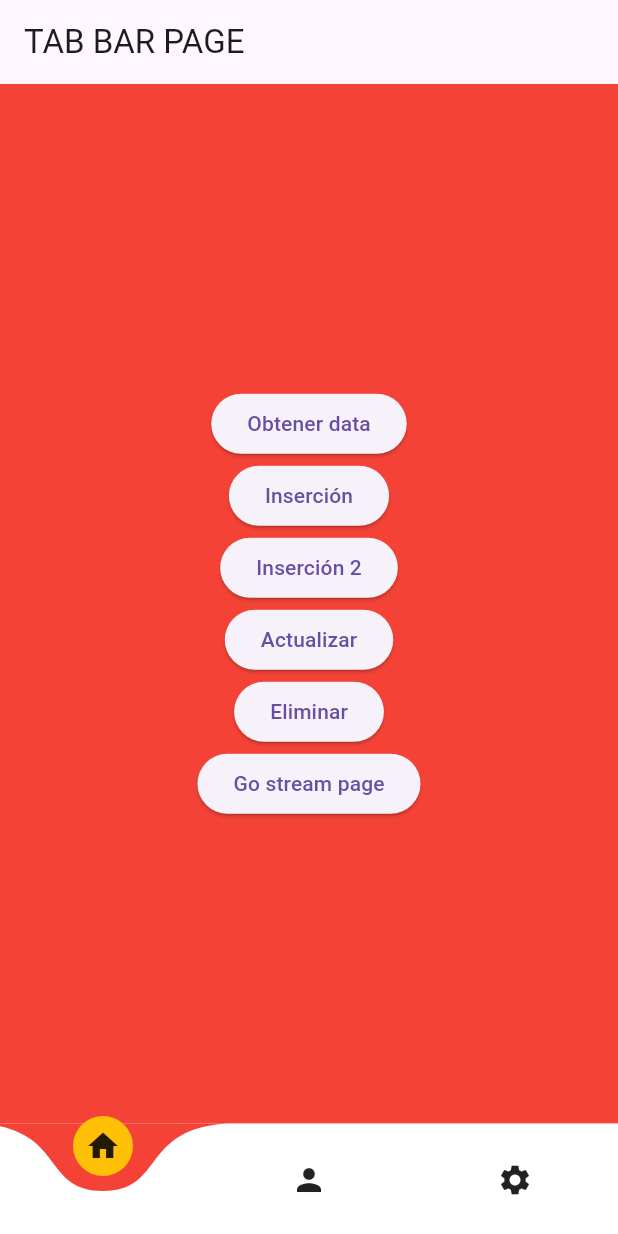
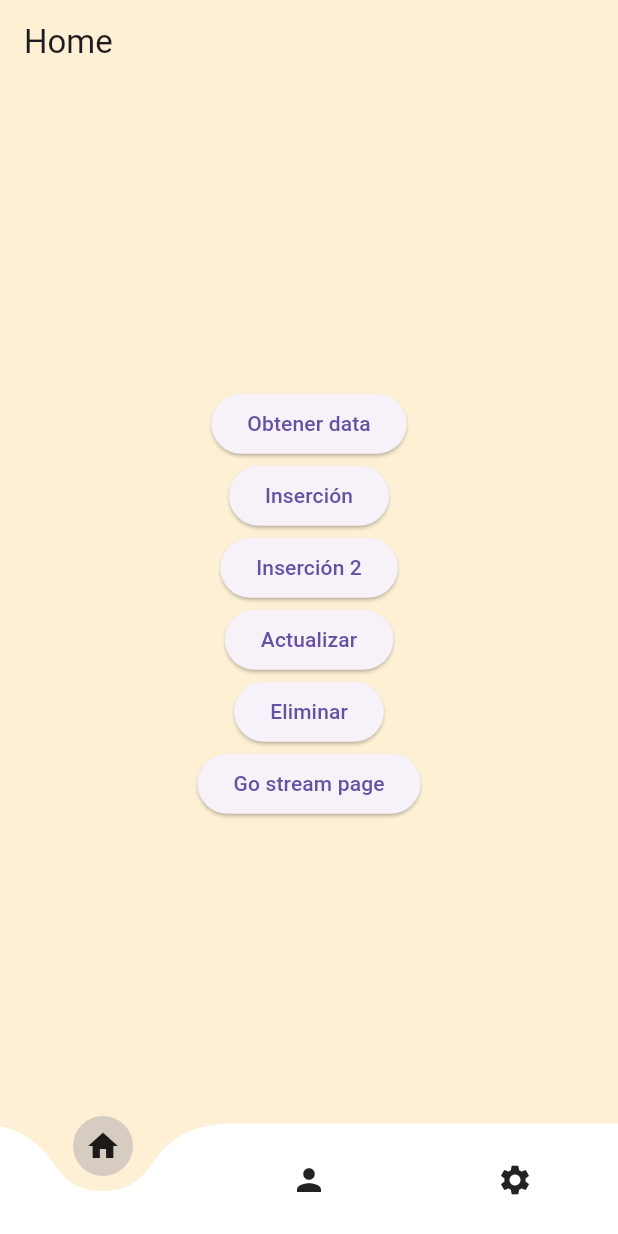
Before and after one commit to fr4nsgallegos/connectionfirebase2, a Flutter app: the screen it shows after launch, on a phone screen of 412 x 824 dp. Run offline on Flutter 3.47's test engine with Material 3 defaults, Android fonts, the phone set to English and light mode, and no system bars; drawn by our look-alikes of curved_navigation_bar; our stand-ins replace cloud_firestore, firebase_auth, firebase_core, google_sign_in; accounts and stored records are empty.

Commit message:
finish cuerved navigation bar

```diff
--- a/lib/pages/tab_bar_page.dart
+++ b/lib/pages/tab_bar_page.dart
@@ -1,6 +1,7 @@
 import 'package:conectionfirebase2/pages/create_page.dart';
 import 'package:conectionfirebase2/pages/home_page.dart';
 import 'package:conectionfirebase2/pages/stream_page.dart';
+import 'package:conectionfirebase2/utils/tab_amap.dart';
 import 'package:curved_navigation_bar/curved_navigation_bar.dart';
 import 'package:flutter/material.dart';
 
@@ -25,12 +26,13 @@ class _TabBarPageState extends State<TabBarPage> {
   Widget build(BuildContext context) {
     return Scaffold(
       appBar: AppBar(
-        title: Text("TAB BAR PAGE"),
+        title: Text(pageDetails[_activePageIndex]["title"]),
+        backgroundColor: pageDetails[_activePageIndex]['navigationBarColor'],
       ),
-      body: _pages[_activePageIndex],
+      body: pageDetails[_activePageIndex]['pageName'],
       bottomNavigationBar: CurvedNavigationBar(
-        backgroundColor: Colors.red,
-        buttonBackgroundColor: Colors.amber,
+        backgroundColor: pageDetails[_activePageIndex]['navigationBarColor'],
+        buttonBackgroundColor: pageDetails[_activePageIndex]['botton_color'],
         items: [
           Icon(Icons.home),
           Icon(Icons.person),
--- a/lib/utils/tab_amap.dart
+++ b/lib/utils/tab_amap.dart
@@ -1,21 +1,25 @@
 import 'package:conectionfirebase2/pages/create_page.dart';
 import 'package:conectionfirebase2/pages/home_page.dart';
+import 'package:conectionfirebase2/pages/stream_page.dart';
 import 'package:flutter/material.dart';
 
 final List<Map<String, dynamic>> pageDetails = [
   {
     "pageName": HomePage(bgColor: Color(0xfffdf0d5)),
     "navigationBarColor": Color(0xfffdf0d5),
-    "botton_color": Color(0xffd6ccc2)
+    "botton_color": Color(0xffd6ccc2),
+    "title": "Home"
   },
   {
     "pageName": CreatePage(bgColor: Color(0xff003049).withOpacity(0.8)),
     "navigationBarColor": Color(0xff003049).withOpacity(0.8),
-    "botton_color": Color(0xff003049)
+    "botton_color": Color(0xff003049),
+    "title": "Create perfil",
   },
   {
-    "pageName": HomePage(bgColor: Color(0xff669bbc).withOpacity(0.2)),
+    "pageName": StreamPage(bgColor: Color(0xff669bbc).withOpacity(0.2)),
     "navigationBarColor": Color(0xff669bbc).withOpacity(0.2),
-    "botton_color": Colors.cyan.shade900
+    "botton_color": Colors.cyan.shade900,
+    "title": "Stream "
   }
 ];
```
